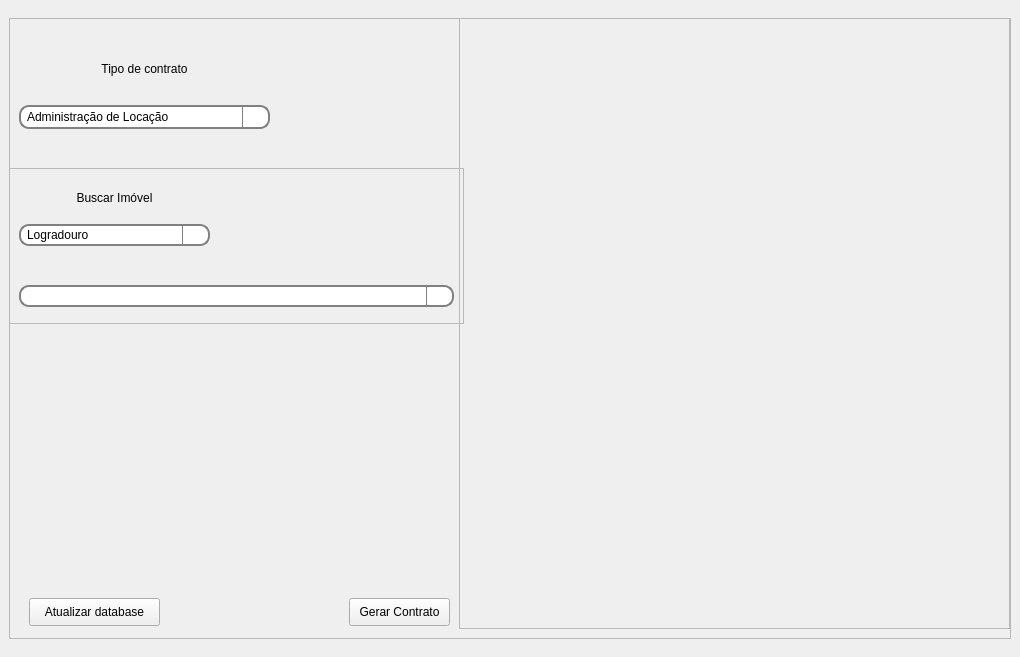
Above: front/ui/Main.ui from tiagodsg1/gerador_contratos before the change. Below: the same form after it.
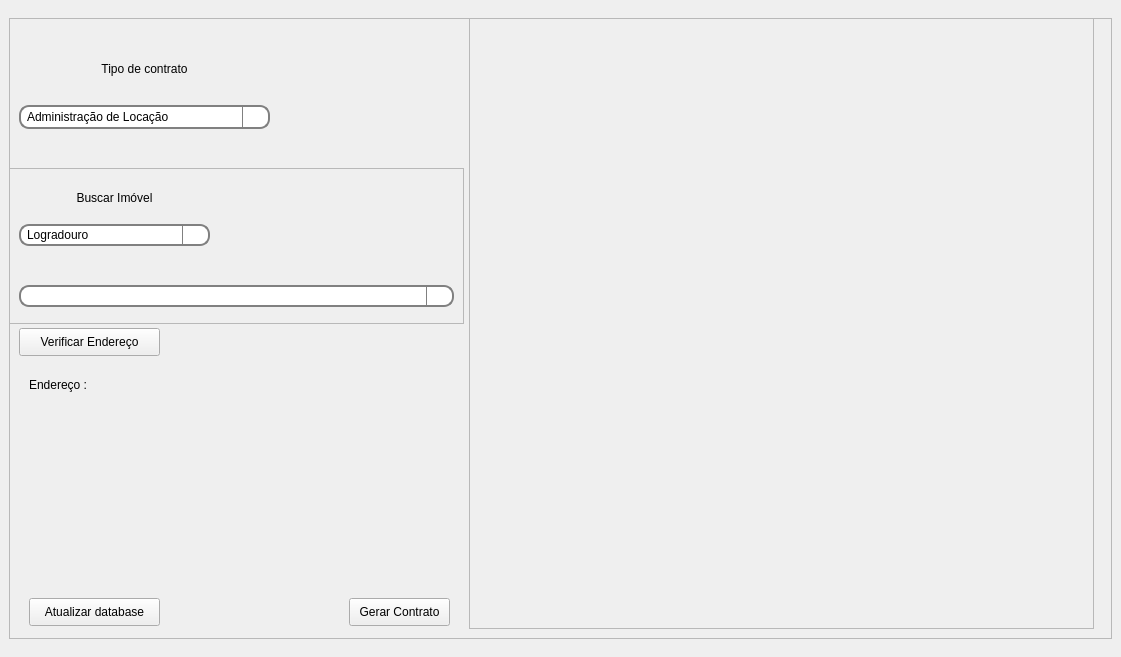
That is the form after the change. Icons and pictures are not drawn.

What changed in the file:
```diff
--- a/front/ui/Main.ui
+++ b/front/ui/Main.ui
@@ -6,7 +6,7 @@
    <rect>
     <x>0</x>
     <y>0</y>
-    <width>1020</width>
+    <width>1121</width>
     <height>657</height>
    </rect>
   </property>
@@ -18,7 +18,7 @@
   </property>
   <property name="maximumSize">
    <size>
-    <width>1020</width>
+    <width>1121</width>
     <height>787</height>
    </size>
   </property>
@@ -54,7 +54,7 @@
      <widget class="QFrame" name="frame_2">
       <property name="minimumSize">
        <size>
-        <width>991</width>
+        <width>1099</width>
         <height>621</height>
        </size>
       </property>
@@ -321,9 +321,9 @@
       <widget class="QFrame" name="frame_3">
        <property name="geometry">
         <rect>
-         <x>450</x>
+         <x>460</x>
          <y>0</y>
-         <width>551</width>
+         <width>625</width>
          <height>611</height>
         </rect>
        </property>
@@ -381,6 +381,38 @@
         <string>Atualizar database</string>
        </property>
       </widget>
+      <widget class="QLabel" name="label_2">
+       <property name="geometry">
+        <rect>
+         <x>20</x>
+         <y>360</y>
+         <width>421</width>
+         <height>201</height>
+        </rect>
+       </property>
+       <property name="text">
+        <string>Endereço :</string>
+       </property>
+       <property name="alignment">
+        <set>Qt::AlignLeading|Qt::AlignLeft|Qt::AlignTop</set>
+       </property>
+       <property name="wordWrap">
+        <bool>true</bool>
+       </property>
+      </widget>
+      <widget class="QPushButton" name="pushButton_3">
+       <property name="geometry">
+        <rect>
+         <x>10</x>
+         <y>310</y>
+         <width>141</width>
+         <height>28</height>
+        </rect>
+       </property>
+       <property name="text">
+        <string>Verificar Endereço</string>
+       </property>
+      </widget>
      </widget>
     </item>
     <item row="0" column="0">
```
Left out of the diff: 26 changed lines with no effect on the pictures.
